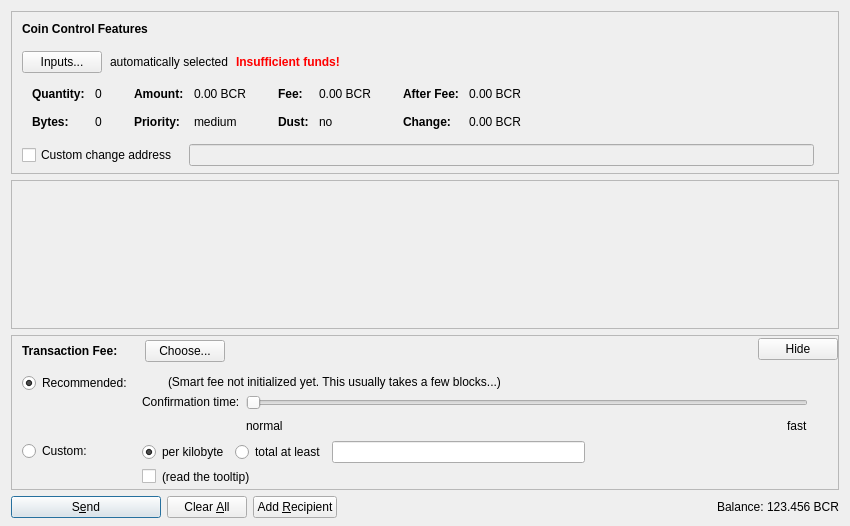
This is src/qt/forms/sendcoinsdialog.ui in tlc2/bitcredit-2.0-client as Qt 5 draws it before an edit. The edited form follows.
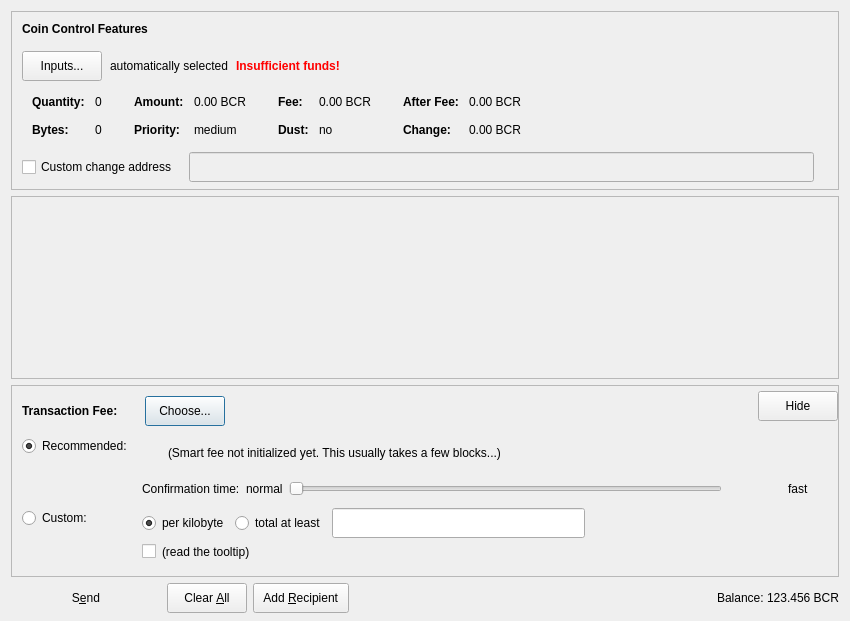
This is the edited form. Icons and pictures are not drawn. Custom widgets are drawn as their Qt base class.

Diff of the .ui file:
```diff
--- a/src/qt/forms/sendcoinsdialog.ui
+++ b/src/qt/forms/sendcoinsdialog.ui
@@ -7,7 +7,7 @@
     <x>0</x>
     <y>0</y>
     <width>850</width>
-    <height>526</height>
+    <height>621</height>
    </rect>
   </property>
   <property name="windowTitle">
@@ -103,11 +103,17 @@
           </property>
           <item>
            <widget class="QPushButton" name="pushButtonCoinControl">
+            <property name="minimumSize">
+             <size>
+              <width>0</width>
+              <height>30</height>
+             </size>
+            </property>
             <property name="styleSheet">
              <string notr="true"/>
             </property>
             <property name="text">
-             <string>Inputs...</string>
+             <string>  Inputs...  </string>
             </property>
             <property name="autoDefault">
              <bool>false</bool>
@@ -562,6 +568,12 @@
               <verstretch>0</verstretch>
              </sizepolicy>
             </property>
+            <property name="minimumSize">
+             <size>
+              <width>0</width>
+              <height>30</height>
+             </size>
+            </property>
            </widget>
           </item>
           <item>
@@ -617,20 +629,11 @@
         <x>0</x>
         <y>0</y>
         <width>830</width>
-        <height>104</height>
+        <height>129</height>
        </rect>
       </property>
-      <layout class="QVBoxLayout" name="verticalLayout_2" stretch="0,1">
-       <property name="leftMargin">
-        <number>0</number>
-       </property>
-       <property name="topMargin">
-        <number>0</number>
-       </property>
-       <property name="rightMargin">
-        <number>0</number>
-       </property>
-       <property name="bottomMargin">
+      <layout class="QVBoxLayout" name="verticalLayout_2" stretch="0,0">
+       <property name="margin">
         <number>0</number>
        </property>
        <item>
@@ -648,7 +651,7 @@
          <property name="sizeHint" stdset="0">
           <size>
            <width>20</width>
-           <height>40</height>
+           <height>20</height>
           </size>
          </property>
         </spacer>
@@ -715,17 +718,14 @@
              <number>0</number>
             </property>
             <item>
-             <spacer name="verticalSpacerSmartFee">
+             <spacer name="verticalSpacer_3">
               <property name="orientation">
                <enum>Qt::Vertical</enum>
               </property>
-              <property name="sizeType">
-               <enum>QSizePolicy::Fixed</enum>
-              </property>
               <property name="sizeHint" stdset="0">
                <size>
-                <width>1</width>
-                <height>4</height>
+                <width>20</width>
+                <height>10</height>
                </size>
               </property>
              </spacer>
@@ -766,26 +766,19 @@
               </item>
               <item>
                <widget class="QPushButton" name="buttonChooseFee">
+                <property name="minimumSize">
+                 <size>
+                  <width>0</width>
+                  <height>30</height>
+                 </size>
+                </property>
                 <property name="text">
-                 <string>Choose...</string>
+                 <string>  Choose...  </string>
                 </property>
                </widget>
               </item>
              </layout>
             </item>
-            <item>
-             <spacer name="verticalSpacer_5">
-              <property name="orientation">
-               <enum>Qt::Vertical</enum>
-              </property>
-              <property name="sizeHint" stdset="0">
-               <size>
-                <width>1</width>
-                <height>1</height>
-               </size>
-              </property>
-             </spacer>
-            </item>
            </layout>
           </item>
           <item>
@@ -803,11 +796,17 @@
           </item>
           <item>
            <widget class="QPushButton" name="buttonMinimizeFee">
+            <property name="minimumSize">
+             <size>
+              <width>0</width>
+              <height>30</height>
+             </size>
+            </property>
             <property name="toolTip">
              <string>collapse fee-settings</string>
             </property>
             <property name="text">
-             <string>Hide</string>
+             <string>  Hide  </string>
             </property>
            </widget>
           </item>
@@ -882,7 +881,14 @@
                   </widget>
                  </item>
                  <item>
-                  <widget class="BitcreditAmountField" name="customFee"/>
+                  <widget class="BitcreditAmountField" name="customFee">
+                   <property name="minimumSize">
+                    <size>
+                     <width>0</width>
+                     <height>30</height>
+                    </size>
+                   </property>
+                  </widget>
                  </item>
                  <item>
                   <spacer name="horizontalSpacer_6">
@@ -944,65 +950,8 @@
                </item>
               </layout>
              </item>
-             <item row="0" column="0">
-              <layout class="QVBoxLayout" name="verticalLayoutFee4" stretch="0,1">
-               <item>
-                <widget class="QRadioButton" name="radioSmartFee">
-                 <property name="text">
-                  <string>Recommended:</string>
-                 </property>
-                 <property name="checked">
-                  <bool>true</bool>
-                 </property>
-                 <attribute name="buttonGroup">
-                  <string notr="true">groupFee</string>
-                 </attribute>
-                </widget>
-               </item>
-               <item>
-                <spacer name="verticalSpacer_2">
-                 <property name="orientation">
-                  <enum>Qt::Vertical</enum>
-                 </property>
-                 <property name="sizeHint" stdset="0">
-                  <size>
-                   <width>1</width>
-                   <height>1</height>
-                  </size>
-                 </property>
-                </spacer>
-               </item>
-              </layout>
-             </item>
-             <item row="1" column="0">
-              <layout class="QVBoxLayout" name="verticalLayoutFee9" stretch="0,1">
-               <item>
-                <widget class="QRadioButton" name="radioCustomFee">
-                 <property name="text">
-                  <string>Custom:</string>
-                 </property>
-                 <attribute name="buttonGroup">
-                  <string notr="true">groupFee</string>
-                 </attribute>
-                </widget>
-               </item>
-               <item>
-                <spacer name="verticalSpacer_6">
-                 <property name="orientation">
-                  <enum>Qt::Vertical</enum>
-                 </property>
-                 <property name="sizeHint" stdset="0">
-                  <size>
-                   <width>1</width>
-                   <height>1</height>
-                  </size>
-                 </property>
-                </spacer>
-               </item>
-              </layout>
-             </item>
              <item row="0" column="1">
-              <layout class="QVBoxLayout" name="verticalLayoutFee3" stretch="0,0,1">
+              <layout class="QVBoxLayout" name="verticalLayoutFee3" stretch="0,0">
                <property name="spacing">
                 <number>6</number>
                </property>
@@ -1030,6 +979,12 @@
                  </item>
                  <item>
                   <widget class="QLabel" name="labelSmartFee2">
+                   <property name="minimumSize">
+                    <size>
+                     <width>0</width>
+                     <height>30</height>
+                    </size>
+                   </property>
                    <property name="text">
                     <string>(Smart fee not initialized yet. This usually takes a few blocks...)</string>
                    </property>
@@ -1059,6 +1014,12 @@
                   <layout class="QVBoxLayout" name="verticalLayoutFee6">
                    <item>
                     <widget class="QLabel" name="labelSmartFee3">
+                     <property name="minimumSize">
+                      <size>
+                       <width>0</width>
+                       <height>30</height>
+                      </size>
+                     </property>
                      <property name="text">
                       <string>Confirmation time:</string>
                      </property>
@@ -1067,27 +1028,21 @@
                      </property>
                     </widget>
                    </item>
-                   <item>
-                    <spacer name="verticalSpacer_3">
-                     <property name="orientation">
-                      <enum>Qt::Vertical</enum>
-                     </property>
-                     <property name="sizeHint" stdset="0">
-                      <size>
-                       <width>1</width>
-                       <height>1</height>
-                      </size>
-                     </property>
-                    </spacer>
-                   </item>
                   </layout>
                  </item>
+                 <item>
+                  <widget class="QLabel" name="labelSmartFeeNormal">
+                   <property name="text">
+                    <string>normal</string>
+                   </property>
+                  </widget>
+                 </item>
                  <item>
                   <layout class="QVBoxLayout" name="verticalLayoutFee5">
                    <property name="rightMargin">
-                    <number>30</number>
+                    <number>60</number>
                    </property>
-                   <item>
+                   <item alignment="Qt::AlignVCenter">
                     <widget class="QSlider" name="sliderSmartFee">
                      <property name="minimum">
                       <number>0</number>
@@ -1115,43 +1070,69 @@
                      </property>
                     </widget>
                    </item>
-                   <item>
-                    <layout class="QHBoxLayout" name="horizontalLayoutFee10">
-                     <item>
-                      <widget class="QLabel" name="labelSmartFeeNormal">
-                       <property name="text">
-                        <string>normal</string>
-                       </property>
-                      </widget>
-                     </item>
-                     <item>
-                      <spacer name="horizontalSpacer_3">
-                       <property name="orientation">
-                        <enum>Qt::Horizontal</enum>
-                       </property>
-                       <property name="sizeHint" stdset="0">
-                        <size>
-                         <width>40</width>
-                         <height>20</height>
-                        </size>
-                       </property>
-                      </spacer>
-                     </item>
-                     <item>
-                      <widget class="QLabel" name="labelSmartFeeFast">
-                       <property name="text">
-                        <string>fast</string>
-                       </property>
-                      </widget>
-                     </item>
-                    </layout>
-                   </item>
                   </layout>
                  </item>
+                 <item>
+                  <widget class="QLabel" name="labelSmartFeeFast">
+                   <property name="minimumSize">
+                    <size>
+                     <width>50</width>
+                     <height>0</height>
+                    </size>
+                   </property>
+                   <property name="text">
+                    <string>fast</string>
+                   </property>
+                  </widget>
+                 </item>
                 </layout>
                </item>
+              </layout>
+             </item>
+             <item row="1" column="0">
+              <layout class="QVBoxLayout" name="verticalLayoutFee9" stretch="0,1">
                <item>
-                <spacer name="verticalSpacer_4">
+                <widget class="QRadioButton" name="radioCustomFee">
+                 <property name="text">
+                  <string>Custom:</string>
+                 </property>
+                 <attribute name="buttonGroup">
+                  <string notr="true">groupFee</string>
+                 </attribute>
+                </widget>
+               </item>
+               <item>
+                <spacer name="verticalSpacer_6">
+                 <property name="orientation">
+                  <enum>Qt::Vertical</enum>
+                 </property>
+                 <property name="sizeHint" stdset="0">
+                  <size>
+                   <width>1</width>
+                   <height>1</height>
+                  </size>
+                 </property>
+                </spacer>
+               </item>
+              </layout>
+             </item>
+             <item row="0" column="0">
+              <layout class="QVBoxLayout" name="verticalLayoutFee4" stretch="0,0">
+               <item>
+                <widget class="QRadioButton" name="radioSmartFee">
+                 <property name="text">
+                  <string>Recommended:</string>
+                 </property>
+                 <property name="checked">
+                  <bool>true</bool>
+                 </property>
+                 <attribute name="buttonGroup">
+                  <string notr="true">groupFee</string>
+                 </attribute>
+                </widget>
+               </item>
+               <item>
+                <spacer name="verticalSpacer_2">
                  <property name="orientation">
                   <enum>Qt::Vertical</enum>
                  </property>
@@ -1178,7 +1159,7 @@
           <property name="sizeHint" stdset="0">
            <size>
             <width>800</width>
-            <height>1</height>
+            <height>13</height>
            </size>
           </property>
          </spacer>
@@ -1195,7 +1176,7 @@
        <property name="minimumSize">
         <size>
          <width>150</width>
-         <height>0</height>
+         <height>30</height>
         </size>
        </property>
        <property name="toolTip">
@@ -1212,6 +1193,9 @@
         <bool>false</bool>
        </property>
        <property name="default">
+        <bool>false</bool>
+       </property>
+       <property name="flat">
         <bool>true</bool>
        </property>
       </widget>
@@ -1224,11 +1208,17 @@
          <verstretch>0</verstretch>
         </sizepolicy>
        </property>
+       <property name="minimumSize">
+        <size>
+         <width>0</width>
+         <height>30</height>
+        </size>
+       </property>
        <property name="toolTip">
         <string>Clear all fields of the form.</string>
        </property>
        <property name="text">
-        <string>Clear &amp;All</string>
+        <string>  Clear &amp;All  </string>
        </property>
        <property name="icon">
         <iconset resource="../bitcredit.qrc">
@@ -1241,11 +1231,17 @@
      </item>
      <item>
       <widget class="QPushButton" name="addButton">
+       <property name="minimumSize">
+        <size>
+         <width>0</width>
+         <height>30</height>
+        </size>
+       </property>
        <property name="toolTip">
         <string>Send to multiple recipients at once</string>
        </property>
        <property name="text">
-        <string>Add &amp;Recipient</string>
+        <string>  Add &amp;Recipient  </string>
        </property>
        <property name="icon">
         <iconset resource="../bitcredit.qrc">
@@ -1282,6 +1278,12 @@
            <verstretch>0</verstretch>
           </sizepolicy>
          </property>
+         <property name="minimumSize">
+          <size>
+           <width>0</width>
+           <height>30</height>
+          </size>
+         </property>
          <property name="text">
           <string>Balance:</string>
          </property>
@@ -1295,6 +1297,12 @@
            <verstretch>0</verstretch>
           </sizepolicy>
          </property>
+         <property name="minimumSize">
+          <size>
+           <width>0</width>
+           <height>30</height>
+          </size>
+         </property>
          <property name="cursor">
           <cursorShape>IBeamCursor</cursorShape>
          </property>
```
Left out of the diff: 38 changed lines with no effect on the pictures.
